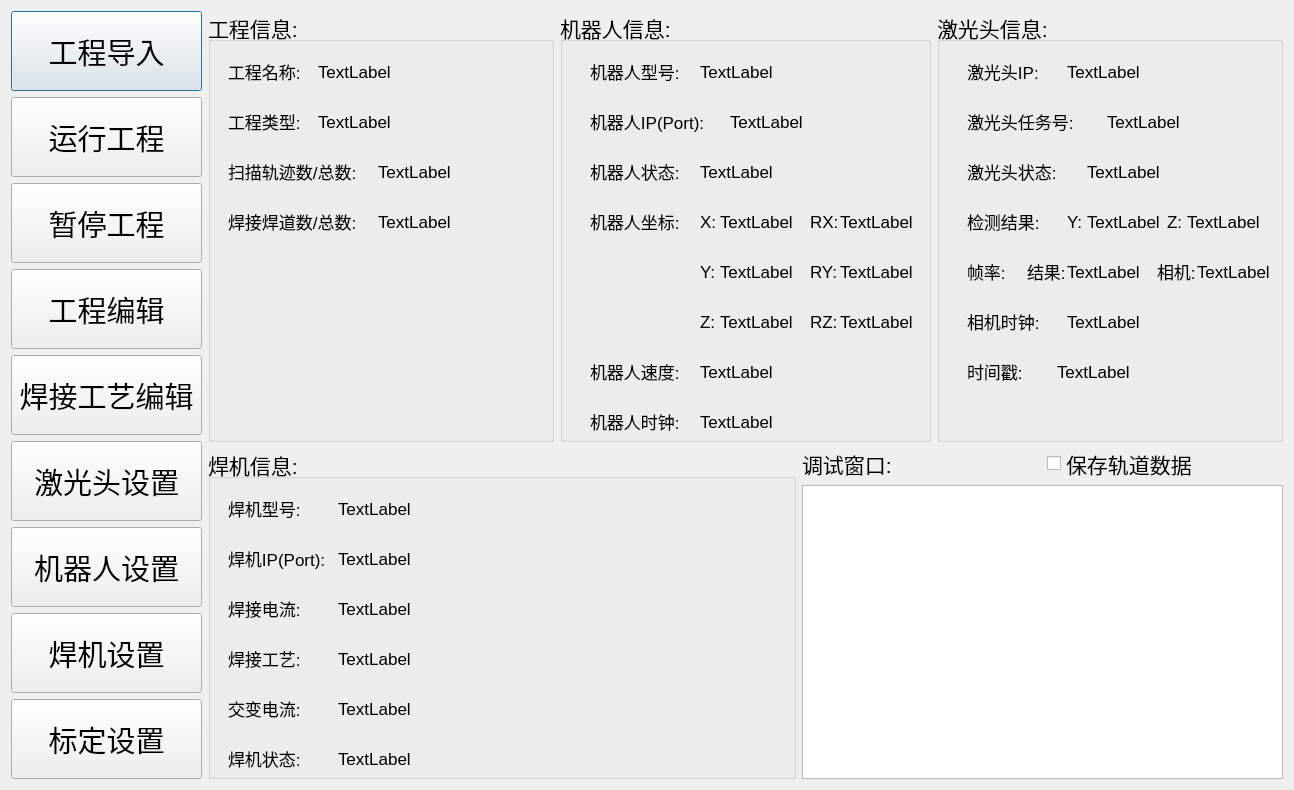
qubo188612/qtwelding, file qtweldingdlg.ui: the form before one commit.
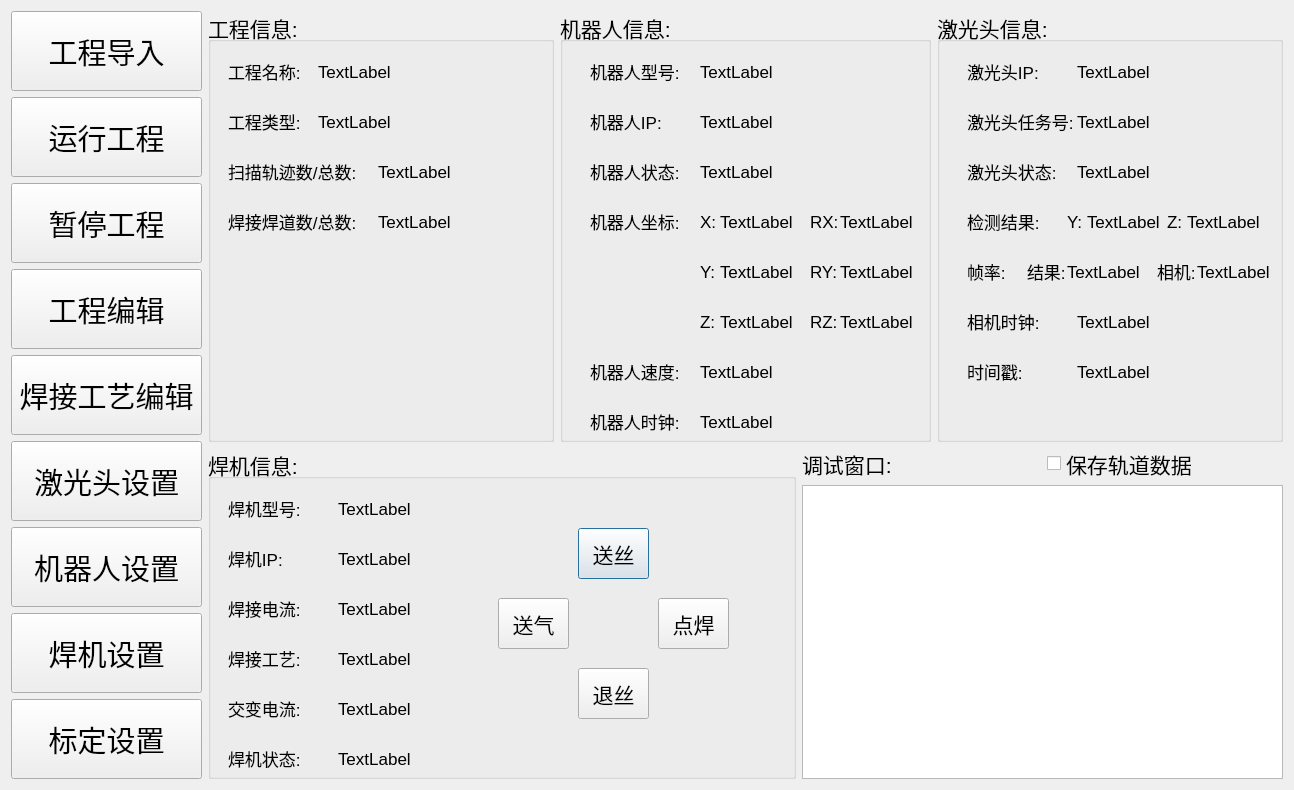
The form after the commit.

Patch:
```diff
--- a/qtweldingdlg.ui
+++ b/qtweldingdlg.ui
@@ -239,7 +239,7 @@
          </font>
         </property>
         <property name="text">
-         <string>机器人IP(Port):</string>
+         <string>机器人IP:</string>
         </property>
        </widget>
        <widget class="QLabel" name="label_8">
@@ -299,9 +299,9 @@
        <widget class="QLabel" name="robot_ip_port">
         <property name="geometry">
          <rect>
-          <x>170</x>
+          <x>140</x>
           <y>100</y>
-          <width>191</width>
+          <width>221</width>
           <height>21</height>
          </rect>
         </property>
@@ -791,9 +791,9 @@
        <widget class="QLabel" name="leaser_tasknum">
         <property name="geometry">
          <rect>
-          <x>170</x>
+          <x>140</x>
           <y>100</y>
-          <width>171</width>
+          <width>151</width>
           <height>21</height>
          </rect>
         </property>
@@ -809,7 +809,7 @@
        <widget class="QLabel" name="leaser_state">
         <property name="geometry">
          <rect>
-          <x>150</x>
+          <x>140</x>
           <y>150</y>
           <width>191</width>
           <height>21</height>
@@ -863,7 +863,7 @@
        <widget class="QLabel" name="leaser_time">
         <property name="geometry">
          <rect>
-          <x>130</x>
+          <x>140</x>
           <y>300</y>
           <width>201</width>
           <height>21</height>
@@ -899,7 +899,7 @@
        <widget class="QLabel" name="leaser_timestamp">
         <property name="geometry">
          <rect>
-          <x>120</x>
+          <x>140</x>
           <y>350</y>
           <width>221</width>
           <height>21</height>
@@ -989,7 +989,7 @@
        <widget class="QLabel" name="leaser_ip">
         <property name="geometry">
          <rect>
-          <x>130</x>
+          <x>140</x>
           <y>50</y>
           <width>211</width>
           <height>21</height>
@@ -1119,7 +1119,7 @@
          <rect>
           <x>130</x>
           <y>150</y>
-          <width>201</width>
+          <width>151</width>
           <height>21</height>
          </rect>
         </property>
@@ -1155,7 +1155,7 @@
          <rect>
           <x>130</x>
           <y>200</y>
-          <width>201</width>
+          <width>151</width>
           <height>21</height>
          </rect>
         </property>
@@ -1191,7 +1191,7 @@
          <rect>
           <x>130</x>
           <y>300</y>
-          <width>201</width>
+          <width>151</width>
           <height>21</height>
          </rect>
         </property>
@@ -1227,7 +1227,7 @@
          <rect>
           <x>130</x>
           <y>250</y>
-          <width>201</width>
+          <width>151</width>
           <height>21</height>
          </rect>
         </property>
@@ -1263,7 +1263,7 @@
          <rect>
           <x>130</x>
           <y>50</y>
-          <width>201</width>
+          <width>151</width>
           <height>21</height>
          </rect>
         </property>
@@ -1291,7 +1291,7 @@
          </font>
         </property>
         <property name="text">
-         <string>焊机IP(Port):</string>
+         <string>焊机IP:</string>
         </property>
        </widget>
        <widget class="QLabel" name="weld_ip_port">
@@ -1299,7 +1299,7 @@
          <rect>
           <x>130</x>
           <y>100</y>
-          <width>201</width>
+          <width>151</width>
           <height>21</height>
          </rect>
         </property>
@@ -1312,6 +1312,106 @@
          <string>TextLabel</string>
         </property>
        </widget>
+       <widget class="QPushButton" name="weld_windBtn">
+        <property name="geometry">
+         <rect>
+          <x>370</x>
+          <y>80</y>
+          <width>71</width>
+          <height>51</height>
+         </rect>
+        </property>
+        <property name="minimumSize">
+         <size>
+          <width>71</width>
+          <height>51</height>
+         </size>
+        </property>
+        <property name="maximumSize">
+         <size>
+          <width>81</width>
+          <height>61</height>
+         </size>
+        </property>
+        <property name="text">
+         <string>送丝</string>
+        </property>
+       </widget>
+       <widget class="QPushButton" name="weld_rewindBtn">
+        <property name="geometry">
+         <rect>
+          <x>370</x>
+          <y>220</y>
+          <width>71</width>
+          <height>51</height>
+         </rect>
+        </property>
+        <property name="minimumSize">
+         <size>
+          <width>71</width>
+          <height>51</height>
+         </size>
+        </property>
+        <property name="maximumSize">
+         <size>
+          <width>81</width>
+          <height>61</height>
+         </size>
+        </property>
+        <property name="text">
+         <string>退丝</string>
+        </property>
+       </widget>
+       <widget class="QPushButton" name="weld_gassBtn">
+        <property name="geometry">
+         <rect>
+          <x>290</x>
+          <y>150</y>
+          <width>71</width>
+          <height>51</height>
+         </rect>
+        </property>
+        <property name="minimumSize">
+         <size>
+          <width>71</width>
+          <height>51</height>
+         </size>
+        </property>
+        <property name="maximumSize">
+         <size>
+          <width>81</width>
+          <height>61</height>
+         </size>
+        </property>
+        <property name="text">
+         <string>送气</string>
+        </property>
+       </widget>
+       <widget class="QPushButton" name="weld_fireBtn">
+        <property name="geometry">
+         <rect>
+          <x>450</x>
+          <y>150</y>
+          <width>71</width>
+          <height>51</height>
+         </rect>
+        </property>
+        <property name="minimumSize">
+         <size>
+          <width>71</width>
+          <height>51</height>
+         </size>
+        </property>
+        <property name="maximumSize">
+         <size>
+          <width>81</width>
+          <height>61</height>
+         </size>
+        </property>
+        <property name="text">
+         <string>点焊</string>
+        </property>
+       </widget>
       </widget>
      </item>
     </layout>
```
